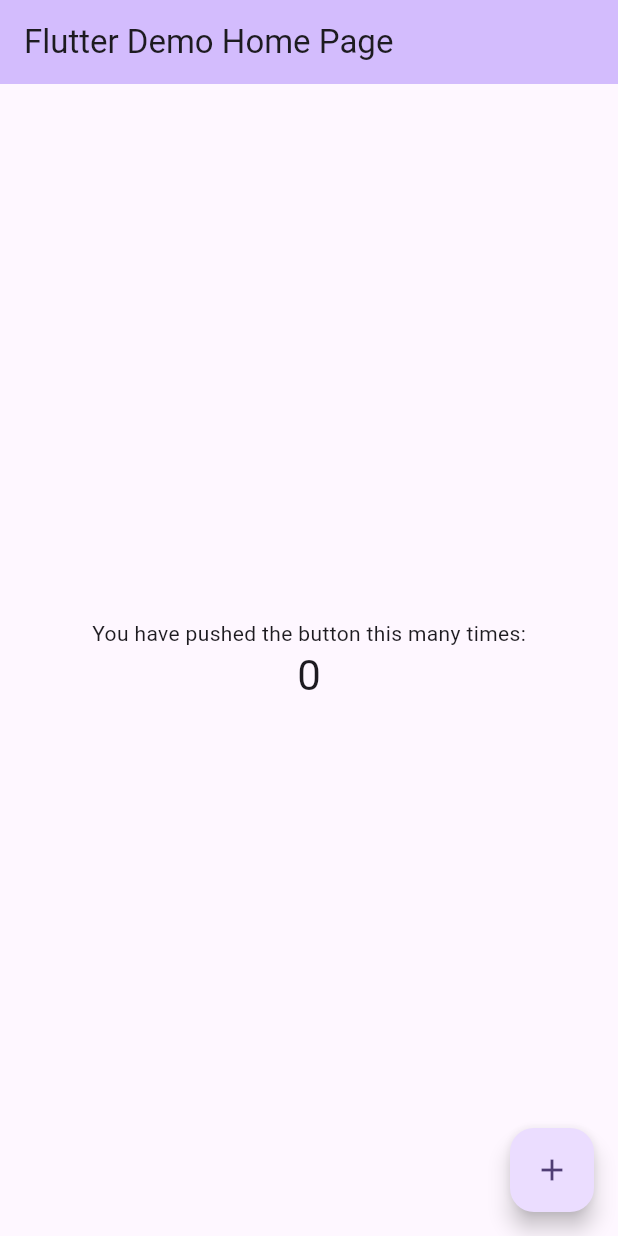
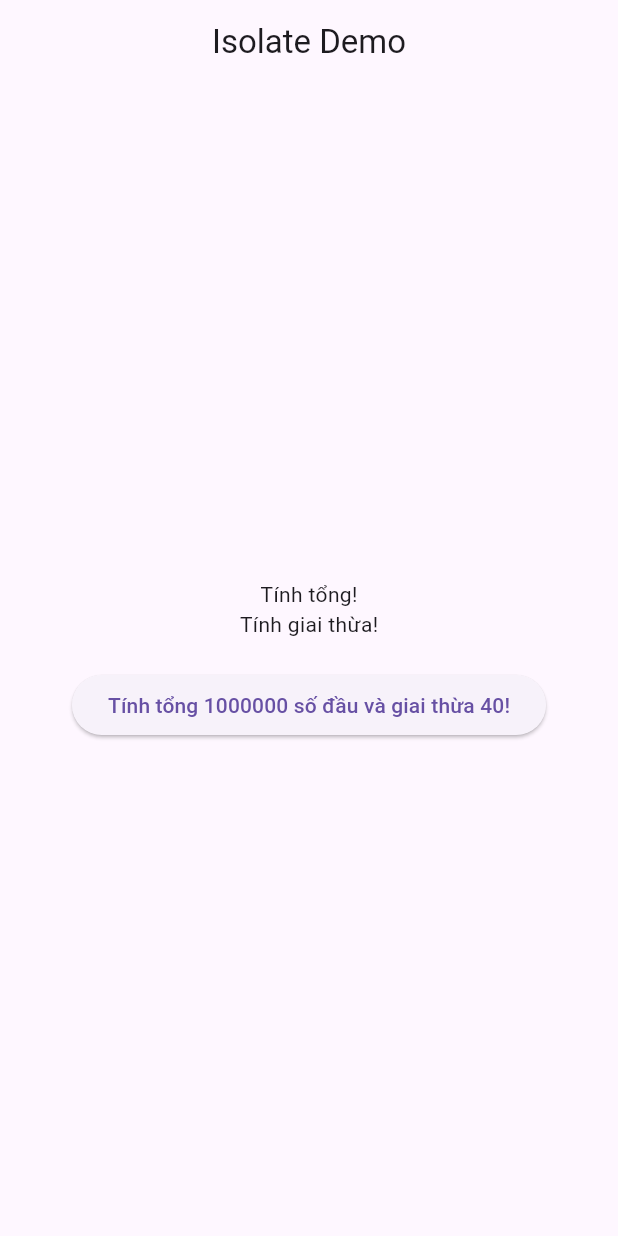
Before and after one commit to DuyCuong1122/demo-isolate-flutter, a Flutter app: the screen it shows after launch, on a phone screen of 412 x 824 dp. Run offline on Flutter 3.47's test engine with Material 3 defaults, Android fonts, the phone set to English and light mode, and no system bars.

Commit message:
done demo

```diff
--- a/lib/main.dart
+++ b/lib/main.dart
@@ -1,3 +1,5 @@
+import 'dart:async';
+import 'dart:isolate';
 import 'package:flutter/material.dart';
 
 void main() {
@@ -7,119 +9,108 @@
 class MyApp extends StatelessWidget {
   const MyApp({super.key});
 
-  // This widget is the root of your application.
   @override
   Widget build(BuildContext context) {
     return MaterialApp(
-      title: 'Flutter Demo',
+      title: 'Isolate Demo',
       theme: ThemeData(
-        // This is the theme of your application.
-        //
-        // TRY THIS: Try running your application with "flutter run". You'll see
-        // the application has a purple toolbar. Then, without quitting the app,
-        // try changing the seedColor in the colorScheme below to Colors.green
-        // and then invoke "hot reload" (save your changes or press the "hot
-        // reload" button in a Flutter-supported IDE, or press "r" if you used
-        // the command line to start the app).
-        //
-        // Notice that the counter didn't reset back to zero; the application
-        // state is not lost during the reload. To reset the state, use hot
-        // restart instead.
-        //
-        // This works for code too, not just values: Most code changes can be
-        // tested with just a hot reload.
-        colorScheme: ColorScheme.fromSeed(seedColor: Colors.deepPurple),
-        useMaterial3: true,
+        primarySwatch: Colors.blue,
       ),
-      home: const MyHomePage(title: 'Flutter Demo Home Page'),
+      home: const IsolateExample(),
+      debugShowCheckedModeBanner: false,
     );
   }
 }
 
-class MyHomePage extends StatefulWidget {
-  const MyHomePage({super.key, required this.title});
-
-  // This widget is the home page of your application. It is stateful, meaning
-  // that it has a State object (defined below) that contains fields that affect
-  // how it looks.
-
-  // This class is the configuration for the state. It holds the values (in this
-  // case the title) provided by the parent (in this case the App widget) and
-  // used by the build method of the State. Fields in a Widget subclass are
-  // always marked "final".
-
-  final String title;
+class IsolateExample extends StatefulWidget {
+  const IsolateExample({super.key});
 
   @override
-  State<MyHomePage> createState() => _MyHomePageState();
+  _IsolateExampleState createState() => _IsolateExampleState();
 }
 
-class _MyHomePageState extends State<MyHomePage> {
-  int _counter = 0;
+class _IsolateExampleState extends State<IsolateExample> {
+  String _sum = "Tính tổng!";
+  String _factorial = "Tính giai thừa!";
+  bool _isCalculatingSum = false;
+  bool _isCalculatingFactorial = false;
 
-  void _incrementCounter() {
+  Future _calculateFactorialInIsolate() async {
     setState(() {
-      // This call to setState tells the Flutter framework that something has
-      // changed in this State, which causes it to rerun the build method below
-      // so that the display can reflect the updated values. If we changed
-      // _counter without calling setState(), then the build method would not be
-      // called again, and so nothing would appear to happen.
-      _counter++;
+      _isCalculatingFactorial = true;
     });
+
+    final receivePort = ReceivePort();
+
+    await Isolate.spawn(_calculateFactorial, receivePort.sendPort);
+
+    receivePort.listen((data) {
+      setState(() {
+        _factorial = "Giai thừa là: $data";
+        _isCalculatingFactorial = false;
+      });
+      receivePort.close();
+    });
+  }
+
+  static void _calculateFactorial(SendPort sendPort) {
+    double factorial = 1;
+    for (int i = 1; i <= 40; i++) {
+      factorial *= i;
+    }
+    sendPort.send(factorial);
+  }
+
+  Future<void> _calculateSumInIsolate() async {
+    setState(() {
+      _isCalculatingSum = true;
+    });
+
+    final receivePort = ReceivePort();
+
+    await Isolate.spawn(_calculateSum, receivePort.sendPort);
+
+    receivePort.listen((data) {
+      setState(() {
+        _sum = "Tổng là: $data";
+        _isCalculatingSum = false;
+      });
+      receivePort.close();
+    });
+  }
+
+  static void _calculateSum(SendPort sendPort) {
+    int sum = 0;
+    for (int i = 1; i <= 10000000; i++) {
+      sum += i;
+    }
+    sendPort.send(sum); // Gửi kết quả trở lại
   }
 
   @override
   Widget build(BuildContext context) {
-    // This method is rerun every time setState is called, for instance as done
-    // by the _incrementCounter method above.
-    //
-    // The Flutter framework has been optimized to make rerunning build methods
-    // fast, so that you can just rebuild anything that needs updating rather
-    // than having to individually change instances of widgets.
     return Scaffold(
       appBar: AppBar(
-        // TRY THIS: Try changing the color here to a specific color (to
-        // Colors.amber, perhaps?) and trigger a hot reload to see the AppBar
-        // change color while the other colors stay the same.
-        backgroundColor: Theme.of(context).colorScheme.inversePrimary,
-        // Here we take the value from the MyHomePage object that was created by
-        // the App.build method, and use it to set our appbar title.
-        title: Text(widget.title),
+        title: const Text("Isolate Demo"),
+        centerTitle: true,
       ),
       body: Center(
-        // Center is a layout widget. It takes a single child and positions it
-        // in the middle of the parent.
         child: Column(
-          // Column is also a layout widget. It takes a list of children and
-          // arranges them vertically. By default, it sizes itself to fit its
-          // children horizontally, and tries to be as tall as its parent.
-          //
-          // Column has various properties to control how it sizes itself and
-          // how it positions its children. Here we use mainAxisAlignment to
-          // center the children vertically; the main axis here is the vertical
-          // axis because Columns are vertical (the cross axis would be
-          // horizontal).
-          //
-          // TRY THIS: Invoke "debug painting" (choose the "Toggle Debug Paint"
-          // action in the IDE, or press "p" in the console), to see the
-          // wireframe for each widget.
           mainAxisAlignment: MainAxisAlignment.center,
           children: <Widget>[
-            const Text(
-              'You have pushed the button this many times:',
-            ),
-            Text(
-              '$_counter',
-              style: Theme.of(context).textTheme.headlineMedium,
+            Text(_sum),
+            Text(_factorial),
+            const SizedBox(height: 20),
+            ElevatedButton(
+              onPressed: _isCalculatingSum && _isCalculatingFactorial ? null : () {
+                _calculateSumInIsolate();
+                _calculateFactorialInIsolate();
+              },
+              child: Text(_isCalculatingSum ? "Đang tính..." : "Tính tổng 1000000 số đầu và giai thừa 40!"),
             ),
           ],
         ),
       ),
-      floatingActionButton: FloatingActionButton(
-        onPressed: _incrementCounter,
-        tooltip: 'Increment',
-        child: const Icon(Icons.add),
-      ), // This trailing comma makes auto-formatting nicer for build methods.
     );
   }
 }
```
